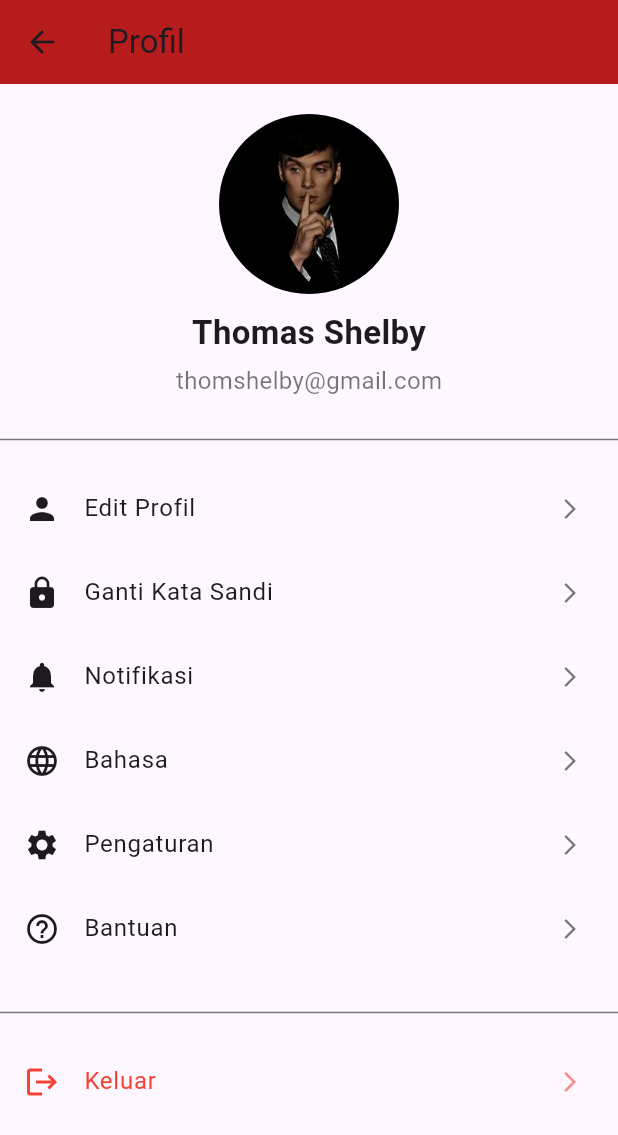
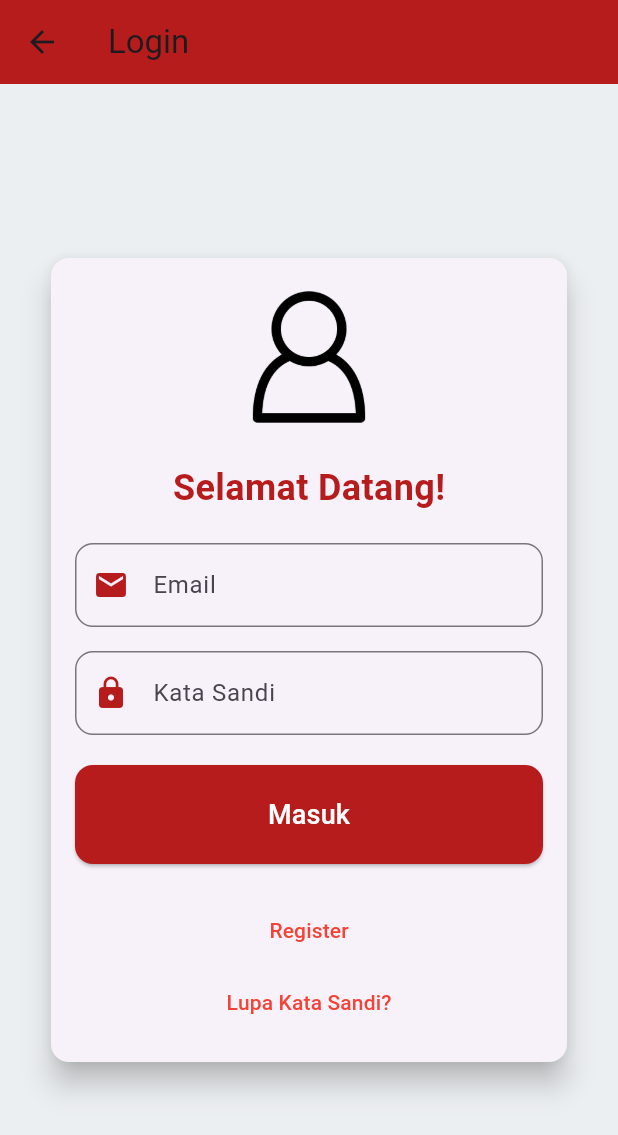
Before and after one commit to skrulleps/projectflutter, a Flutter app: the ProfilPage screen opened directly, after a tap on "Keluar", on a phone screen of 412 x 824 dp. Shown: the top 1135 px of the screen. Run offline on Flutter 3.47's test engine with Material 3 defaults, Android fonts, the phone set to English and light mode, and no system bars; our stand-ins replace carousel_slider, google_fonts, shared_preferences; accounts and stored records are empty.

Commit message:
menambahkan fitur login

```diff
--- /dev/null
+++ b/lib/pages/login_page.dart
@@ -0,0 +1,142 @@
+import 'package:flutter/material.dart';
+import 'package:shared_preferences/shared_preferences.dart';
+import 'package:projectuas_application_1/main.dart'; // Ganti dengan path ke file ProfilPage
+
+class LoginPage extends StatefulWidget {
+  const LoginPage({Key? key}) : super(key: key);
+
+  @override
+  _LoginPageState createState() => _LoginPageState();
+}
+
+class _LoginPageState extends State<LoginPage> {
+  final TextEditingController _emailController = TextEditingController();
+  final TextEditingController _passwordController = TextEditingController();
+
+  void _login() async {
+    // Simulasi login, Anda bisa sesuaikan dengan API atau database Anda
+    final email = _emailController.text;
+    final password = _passwordController.text;
+
+    if (email == 'thomshelby@gmail.com' && password == '123456') {
+      final prefs = await SharedPreferences.getInstance();
+      await prefs.setBool('isLoggedIn', true);
+
+      Navigator.pushReplacement(
+        context,
+        MaterialPageRoute(builder: (context) => const ResepMasakanApp()),
+      );
+    } else {
+      ScaffoldMessenger.of(context).showSnackBar(
+        const SnackBar(content: Text('Email atau Kata Sandi Salah')),
+      );
+    }
+  }
+
+  @override
+  Widget build(BuildContext context) {
+    return Scaffold(
+      backgroundColor: Colors.blueGrey.shade50,
+      appBar: AppBar(
+        title: const Text('Login'),
+        backgroundColor: Colors.red.shade900,
+      ),
+      body: Center(
+        child: Padding(
+          padding: const EdgeInsets.symmetric(horizontal: 30.0),
+          child: Card(
+            elevation: 8.0,
+            shape: RoundedRectangleBorder(
+              borderRadius: BorderRadius.circular(12.0),
+            ),
+            child: Padding(
+              padding: const EdgeInsets.all(16.0),
+              child: Column(
+                mainAxisSize: MainAxisSize.min,
+                children: [
+                  Image.asset(
+                    'assets/img/login_icon.png', // Ganti dengan gambar login icon Anda
+                    width: 100,
+                    height: 100,
+                  ),
+                  const SizedBox(height: 20),
+                  Text(
+                    'Selamat Datang!',
+                    style: TextStyle(
+                      fontSize: 24,
+                      fontWeight: FontWeight.bold,
+                      color: Colors.red.shade900,
+                    ),
+                  ),
+                  const SizedBox(height: 20),
+                  TextField(
+                    controller: _emailController,
+                    decoration: InputDecoration(
+                      labelText: 'Email',
+                      prefixIcon: Icon(Icons.email, color: Colors.red.shade900),
+                      border: OutlineInputBorder(
+                        borderRadius: BorderRadius.circular(12.0),
+                        borderSide: BorderSide(color: Colors.red.shade900),
+                      ),
+                    ),
+                    keyboardType: TextInputType.emailAddress,
+                  ),
+                  const SizedBox(height: 16),
+                  TextField(
+                    controller: _passwordController,
+                    obscureText: true,
+                    decoration: InputDecoration(
+                      labelText: 'Kata Sandi',
+                      prefixIcon: Icon(Icons.lock, color: Colors.red.shade900),
+                      border: OutlineInputBorder(
+                        borderRadius: BorderRadius.circular(12.0),
+                        borderSide: BorderSide(color: Colors.red.shade900),
+                      ),
+                    ),
+                  ),
+                  const SizedBox(height: 20),
+                  Container(
+                    width: double.infinity, // Membuat tombol selebar layar
+                    child: ElevatedButton(
+                      onPressed: _login,
+                      style: ElevatedButton.styleFrom(
+                        backgroundColor: Colors.red.shade900,
+                        shape: RoundedRectangleBorder(
+                          borderRadius: BorderRadius.circular(12.0),
+                        ),
+                        padding: const EdgeInsets.symmetric(vertical: 20.0),
+                      ),
+                      child: const Text(
+                        'Masuk',
+                        style: TextStyle(fontSize: 18, color: Colors.white),
+                      ),
+                    ),
+                  ),
+                  const SizedBox(height: 20),
+                  TextButton(
+                    onPressed: () {
+                      // Aksi untuk 'Lupa Kata Sandi' (jika ada)
+                    },
+                    child: const Text(
+                      'Register',
+                      style: TextStyle(color: Colors.red),
+                    ),
+                  ),
+                  TextButton(
+                    onPressed: () {
+                      // Aksi untuk 'Lupa Kata Sandi' (jika ada)
+                    },
+                    child: const Text(
+                      'Lupa Kata Sandi?',
+                      style: TextStyle(color: Colors.red),
+                    ),
+                  ),
+                ],
+              ),
+            ),
+          ),
+        ),
+      ),
+    );
+  }
+}
--- a/lib/pages/profil_page.dart
+++ b/lib/pages/profil_page.dart
@@ -1,7 +1,18 @@
 import 'package:flutter/material.dart';
+import 'package:shared_preferences/shared_preferences.dart';
+import 'login_page.dart'; // Ganti dengan path ke file LoginPage
 
 class ProfilPage extends StatelessWidget {
   const ProfilPage({Key? key}) : super(key: key);
+
+  Future<void> _logout(BuildContext context) async {
+    final prefs = await SharedPreferences.getInstance();
+    await prefs.remove('isLoggedIn'); // Hapus status login
+    Navigator.pushReplacement(
+      context,
+      MaterialPageRoute(builder: (context) => const LoginPage()),
+    );
+  }
 
   @override
   Widget build(BuildContext context) {
@@ -40,7 +51,10 @@ class ProfilPage extends StatelessWidget {
               icon: Icons.person,
               title: 'Edit Profil',
               onTap: () {
-                // Tambahkan aksi untuk menu ini
+                // Aksi untuk Edit Profil
+                ScaffoldMessenger.of(context).showSnackBar(
+                  const SnackBar(content: Text('Edit Profil Belum Tersedia')),
+                );
               },
               textColor: textColor,
             ),
@@ -48,7 +62,10 @@ class ProfilPage extends StatelessWidget {
               icon: Icons.lock,
               title: 'Ganti Kata Sandi',
               onTap: () {
-                // Tambahkan aksi untuk menu ini
+                // Aksi untuk Ganti Kata Sandi
+                ScaffoldMessenger.of(context).showSnackBar(
+                  const SnackBar(content: Text('Ganti Kata Sandi Belum Tersedia')),
+                );
               },
               textColor: textColor,
             ),
@@ -56,7 +73,10 @@ class ProfilPage extends StatelessWidget {
               icon: Icons.notifications,
               title: 'Notifikasi',
               onTap: () {
-                // Tambahkan aksi untuk menu ini
+                // Aksi untuk Notifikasi
+                ScaffoldMessenger.of(context).showSnackBar(
+                  const SnackBar(content: Text('Pengaturan Notifikasi Belum Tersedia')),
+                );
               },
               textColor: textColor,
             ),
@@ -64,7 +84,10 @@ class ProfilPage extends StatelessWidget {
               icon: Icons.language,
               title: 'Bahasa',
               onTap: () {
-                // Tambahkan aksi untuk menu ini
+                // Aksi untuk Bahasa
+                ScaffoldMessenger.of(context).showSnackBar(
+                  const SnackBar(content: Text('Pengaturan Bahasa Belum Tersedia')),
+                );
               },
               textColor: textColor,
             ),
@@ -72,7 +95,10 @@ class ProfilPage extends StatelessWidget {
               icon: Icons.settings,
               title: 'Pengaturan',
               onTap: () {
-                // Tambahkan aksi untuk menu ini
+                // Aksi untuk Pengaturan
+                ScaffoldMessenger.of(context).showSnackBar(
+                  const SnackBar(content: Text('Pengaturan Belum Tersedia')),
+                );
               },
               textColor: textColor,
             ),
@@ -80,7 +106,10 @@ class ProfilPage extends StatelessWidget {
               icon: Icons.help_outline,
               title: 'Bantuan',
               onTap: () {
-                // Tambahkan aksi untuk menu ini
+                // Aksi untuk Bantuan
+                ScaffoldMessenger.of(context).showSnackBar(
+                  const SnackBar(content: Text('Bantuan Belum Tersedia')),
+                );
               },
               textColor: textColor,
             ),
@@ -91,7 +120,7 @@ class ProfilPage extends StatelessWidget {
               icon: Icons.logout,
               title: 'Keluar',
               onTap: () {
-                // Tambahkan aksi untuk keluar
+                _logout(context); // Logout pengguna
               },
               textColor: Colors.red,
             ),
--- a/pubspec.yaml
+++ b/pubspec.yaml
@@ -36,6 +36,7 @@ dependencies:
   cupertino_icons: ^1.0.8
   google_fonts: ^6.2.1
   carousel_slider: ^5.0.0
+  shared_preferences: ^2.3.5
 
 dev_dependencies:
   flutter_test:
@@ -71,6 +72,7 @@ flutter:
     - assets/img/es_doger.jpg
     - assets/img/bajigur.jpg
     - assets/img/profile_picture.jpg
+    - assets/img/login_icon.png
   #   - images/a_dot_ham.jpeg
 
   # An image asset can refer to one or more resolution-specific "variants", see
```
Also changed, not shown: lib/widgets/side_menu.dart (+56 -2 lines), assets/img/login_icon.png (added), pubspec.lock, 1 other file.
